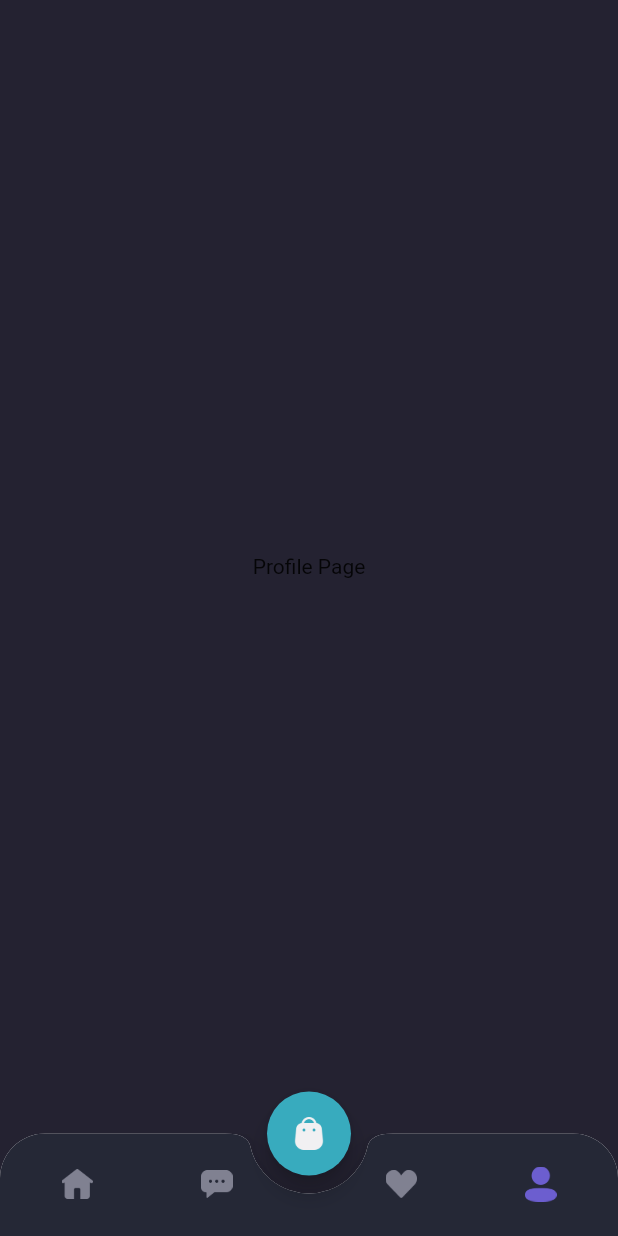
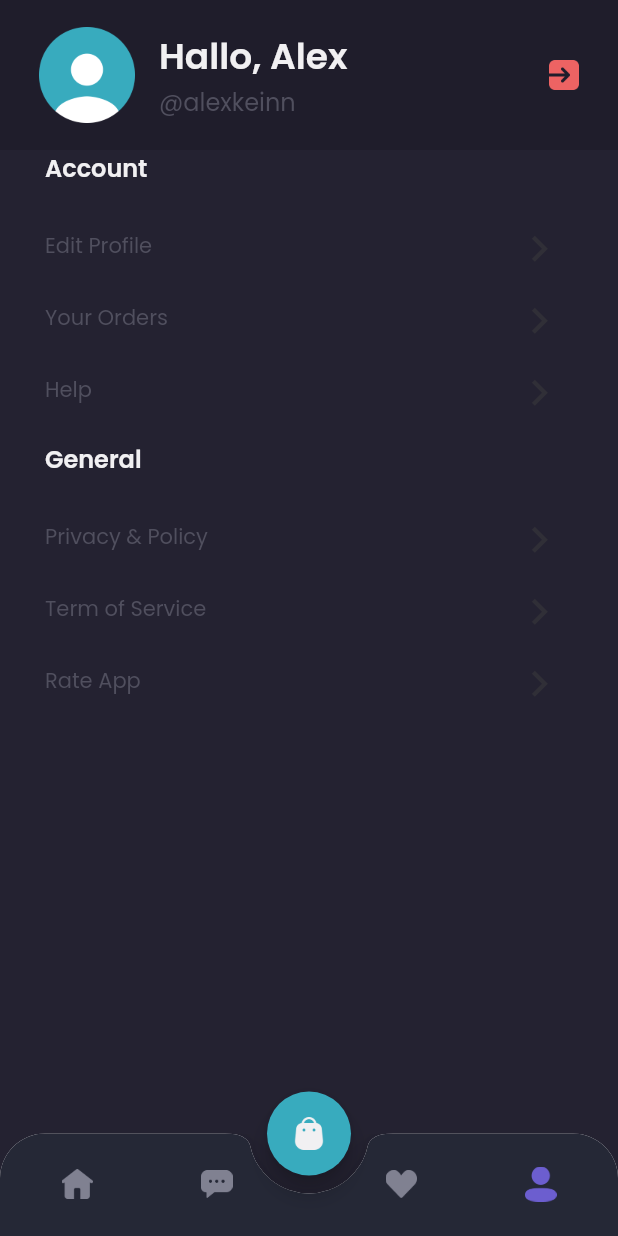
Before and after one commit to kevinrisqi/flutter_shoes_store, a Flutter app: the MainPage screen opened by its route, item 4 of the bottom bar chosen, on a phone screen of 412 x 824 dp. Run offline on Flutter 3.47's test engine with Material 2 defaults, Android fonts, the light colour scheme and no system bars; our stand-ins replace google_fonts.

Commit message:
Create setting menu in profile page

```diff
--- a/lib/pages/home/profile_page.dart
+++ b/lib/pages/home/profile_page.dart
@@ -1,12 +1,119 @@
+// ignore_for_file: prefer_const_literals_to_create_immutables, prefer_const_constructors
+
 import 'package:flutter/material.dart';
+import 'package:flutter_shoes_store/theme.dart';
+import 'package:flutter_shoes_store/widgets/setting_menu.dart';
 
 class ProfilePage extends StatelessWidget {
   const ProfilePage({Key? key}) : super(key: key);
 
   @override
   Widget build(BuildContext context) {
-    return Center(
-      child: Text('Profile Page'),
+    Widget header() {
+      return AppBar(
+        toolbarHeight: 100,
+        automaticallyImplyLeading: false,
+        centerTitle: false,
+        backgroundColor: bgColor1,
+        elevation: 0,
+        title: Container(
+          margin: EdgeInsets.symmetric(vertical: defaultMargin, horizontal: 10),
+          child: Row(
+            children: [
+              Image.asset(
+                'assets/image_profile.png',
+                width: 64,
+              ),
+              SizedBox(
+                width: 16,
+              ),
+              Expanded(
+                child: Column(
+                  crossAxisAlignment: CrossAxisAlignment.start,
+                  children: [
+                    Text(
+                      'Hallo, Alex',
+                      style: primaryTextStyle.copyWith(
+                        fontSize: 24,
+                        fontWeight: semiBold,
+                      ),
+                      overflow: TextOverflow.ellipsis,
+                    ),
+                    Text(
+                      '@alexkeinn',
+                      style: subtitleTextStyle.copyWith(
+                        fontSize: 16,
+                        fontWeight: regular,
+                      ),
+                    ),
+                  ],
+                ),
+              ),
+              Image.asset(
+                'assets/button_exit.png',
+                width: 20,
+              ),
+            ],
+          ),
+        ),
+      );
+    }
+
+    return Column(
+      children: [
+        header(),
+        Expanded(
+          child: ListView(
+            children: [
+              Container(
+                margin: EdgeInsets.symmetric(horizontal: defaultMargin),
+                child: Column(
+                  crossAxisAlignment: CrossAxisAlignment.start,
+                  children: [
+                    Text(
+                      'Account',
+                      style: primaryTextStyle.copyWith(
+                        fontSize: 16,
+                        fontWeight: semiBold,
+                      ),
+                    ),
+                    SizedBox(
+                      height: 16,
+                    ),
+                    Column(
+                      children: [
+                        SettingMenu(text: 'Edit Profile'),
+                        SettingMenu(text: 'Your Orders'),
+                        SettingMenu(text: 'Help'),
+                      ],
+                    ),
+                    SizedBox(
+                      height: 10,
+                    ),
+                    Text(
+                      'General',
+                      style: primaryTextStyle.copyWith(
+                        fontSize: 16,
+                        fontWeight: semiBold,
+                      ),
+                    ),
+                    SizedBox(
+                      height: 16,
+                    ),
+                    Column(
+                      children: [
+                        SettingMenu(text: 'Privacy & Policy'),
+                        SettingMenu(text: 'Term of Service'),
+                        SettingMenu(text: 'Rate App'),
+                      ],
+                    ),
+                  ],
+                ),
+              ),
+            ],
+          ),
+        ),
+      ],
     );
   }
 }
--- /dev/null
+++ b/lib/widgets/setting_menu.dart
@@ -0,0 +1,30 @@
+import 'package:flutter/material.dart';
+
+import '../theme.dart';
+
+class SettingMenu extends StatelessWidget {
+  final String text;
+
+  const SettingMenu({Key? key, required this.text}) : super(key: key);
+
+  @override
+  Widget build(BuildContext context) {
+    return Row(
+      mainAxisAlignment: MainAxisAlignment.spaceBetween,
+      children: [
+        Text(
+          text,
+          style: subtitleTextStyle,
+        ),
+        IconButton(
+          onPressed: () {},
+          icon: Icon(
+            Icons.navigate_next,
+            color: subtitleColor,
+            size: 35,
+          ),
+        ),
+      ],
+    );
+  }
+}
```
Also changed, not shown: lib/widgets/chat_bubble.dart (+10 -4 lines), 1 other file.
